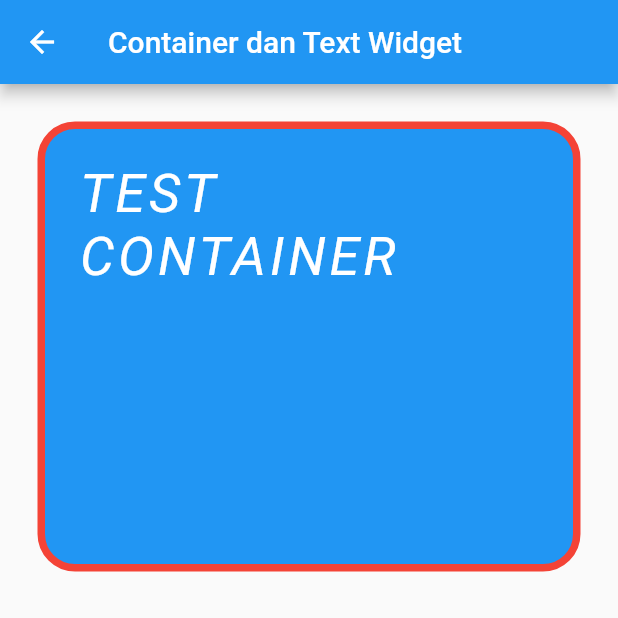
After one commit to ehroy/flutter, a Flutter app: the Containers screen opened directly, on a phone screen of 412 x 824 dp, the top half of it. The commit adds this screen. Run offline on Flutter 3.47's test engine with Material 2 defaults, Android fonts, the phone set to English and light mode, and no system bars.

Commit message:
first commit

```diff
--- /dev/null
+++ b/lib/list_data.dart
@@ -0,0 +1,18 @@
+final List<Map<String , String>> dataFormApi = <Map<String , String>>[
+  {
+    'url' : "https://picsum.photos/200",
+    'Text' : "Title A",
+    "SUbtitle"  : "Body A"
+  },
+  {
+    'url' : "https://picsum.photos/200",
+    'Text' : "Title A",
+    "SUbtitle"  : "Body A"
+  },
+  {
+    'url' : "https://picsum.photos/200",
+    'Text' : "Title A",
+    "SUbtitle"  : "Body A"
+  }
+
+];
--- /dev/null
+++ b/lib/listcontainer.dart
@@ -0,0 +1,42 @@
+import 'package:flutter/material.dart';
+
+void main() {
+  runApp(const Containers());
+}
+
+
+class Containers extends StatelessWidget {
+  const Containers({Key? key}) : super(key: key);
+
+  @override
+  Widget build(BuildContext context) {
+    return Scaffold(
+      appBar: AppBar(title: const Text("Container dan Text Widget")),
+      body: Container(
+        margin: const EdgeInsets.all(25),
+        padding: const EdgeInsets.all(22),
+        width: 600,
+        height: 300,
+        child: const Text(
+          "TEST CONTAINER",
+          style: TextStyle(
+            fontSize: 36,
+            color: Colors.white,
+            fontFamily: 'Roboto',
+            fontStyle: FontStyle.italic,
+            // decoration: TextDecoration.lineThrough,
+            // decorationColor: Colors.green,
+            decorationStyle: TextDecorationStyle.dashed,
+            letterSpacing: 2.5,
+            wordSpacing: 10,
+          ),
+        ),
+        decoration: BoxDecoration(
+          color: Colors.blue,
+          border: Border.all(color: Colors.red, width: 5),
+          borderRadius: const BorderRadius.all(Radius.circular(25)),
+        ),
+      ),
+    );
+  }
+}
--- /dev/null
+++ b/lib/listview.dart
@@ -0,0 +1,40 @@
+import 'package:flutter/material.dart';
+
+void main() {
+  runApp(const ListColor());
+}
+
+class ListColor extends StatelessWidget {
+  const ListColor({Key? key}) : super(key: key);
+
+  @override
+  Widget build(BuildContext context) {
+    return MaterialApp(
+      debugShowCheckedModeBanner: false,
+      home: Scaffold(
+        body: SafeArea(
+          child: Container(
+            color: Colors.blue,
+            child: ListView(
+              scrollDirection: Axis.horizontal,
+              children: [
+                Container(
+                  color: Colors.amber[700],
+                  width: 200,
+                ),
+                Container(
+                  color: Colors.amber[500],
+                  width: 200,
+                ),
+                Container(
+                  color: Colors.amber[100],
+                  width: 200,
+                ),
+              ],
+            ),
+          ),
+        ),
+      ),
+    );
+  }
+}
```
Also changed, not shown: lib/imagenetwork.dart (added, +33 -0 lines), lib/main.dart (+31 -7 lines).
